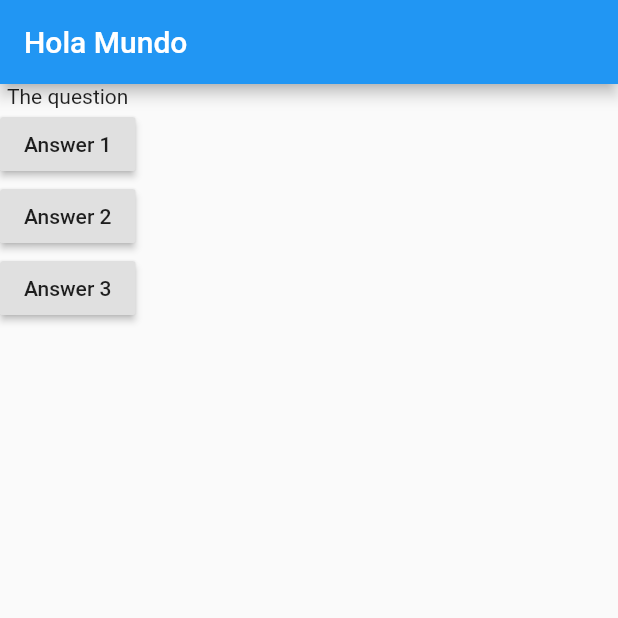
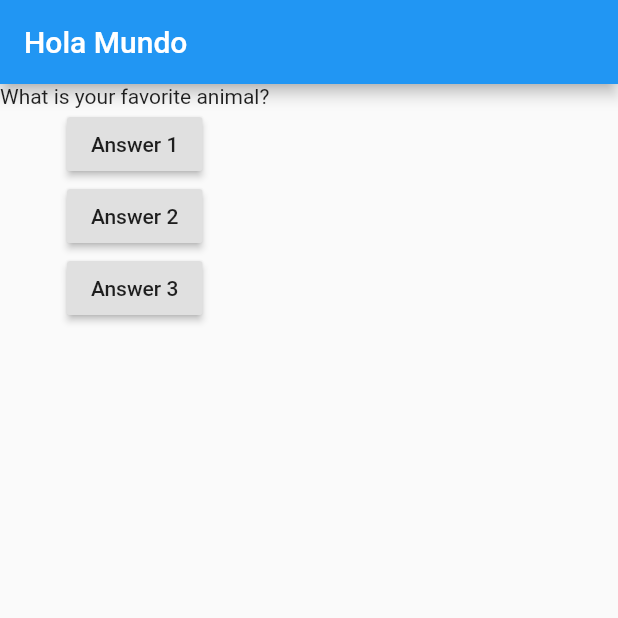
Before and after one commit to jarg021/Flutter, a Flutter app: the screen it shows after launch, after a tap on "Answer 1", on a phone screen of 412 x 824 dp, the top half of it. Run offline on Flutter 3.47's test engine with Material 2 defaults, Android fonts, the phone set to English and light mode, and no system bars.

```diff
--- a/lib/main.dart
+++ b/lib/main.dart
@@ -4,33 +4,46 @@ void main() {
   runApp(MyApp());
 }
 
-class MyApp extends StatelessWidget {
+class MyApp extends StatefulWidget {
+  @override
+  State<StatefulWidget> createState() {
+    // TODO: implement createState
+    return MyappState();
+  }
+}
+
+class MyappState extends State<MyApp> {
+  var indexQuestion = 0;
+    void answerQuetion() {
+      setState(() {
+        indexQuestion = indexQuestion + 1;
+      });
+
+      print(indexQuestion);
+    }
+
   @override
   Widget build(BuildContext context) {
-    //var Questions=[ "What is your favorite Color?", "What is your favorite animal?"]
+    var questions = [
+      "What is your favorite Color?",
+      "What is your favorite animal?",
+    ];
+
     return MaterialApp(
       home: Scaffold(
         appBar: AppBar(
           title: Text("Hola Mundo"),
         ),
         body: Column(children: [
-          Text("The question"),
+          Text(questions[indexQuestion]),
           RaisedButton(child: Text("Answer 1"), onPressed: answerQuetion),
+          RaisedButton(child: Text("Answer 2"), onPressed: answerQuetion),
           RaisedButton(
-              child: Text("Answer 2"),
-              onPressed: () => print("press answerQuestion2")
+            child: Text("Answer 3"),
+            onPressed: (answerQuetion),
           ),
-          RaisedButton(
-              child: Text("Answer 3"),
-              onPressed: () {
-                print("press answerQuestion3");
-              }),
         ]),
       ),
     );
   }
-
-  void answerQuetion() {
-    print("Press answerQuestion");
-  }
 }
```
